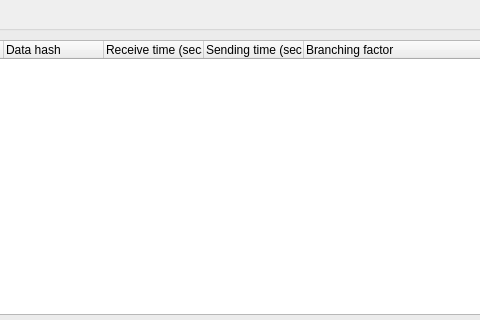
Above: retroshare-gui/src/gui/statistics/GlobalRouterStatistics.ui from RetroShare/RetroShare before the change; both pictures show x 620 to 1100 and y 0 to 320 of the 1468 by 659 pixel window. Below: the same form after it.
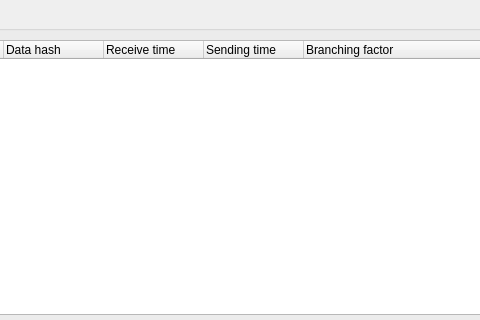
That is the form after the change.

Commit message:
Added to display avatar icons & fixes for context menu & format send/receive time
Added to display avatar icons for global router & gxs transport
Fixed to work context menu call for details View
Updated Person details windows
Display the receive/send time with date format

The edit to the form file:
```diff
--- a/retroshare-gui/src/gui/statistics/GlobalRouterStatistics.ui
+++ b/retroshare-gui/src/gui/statistics/GlobalRouterStatistics.ui
@@ -93,12 +93,12 @@
         </column>
         <column>
          <property name="text">
-          <string>Receive time (secs ago)</string>
+          <string>Receive time</string>
          </property>
         </column>
         <column>
          <property name="text">
-          <string>Sending time (secs ago)</string>
+          <string>Sending time</string>
          </property>
         </column>
         <column>
```
The commit also changes 5 other files.
